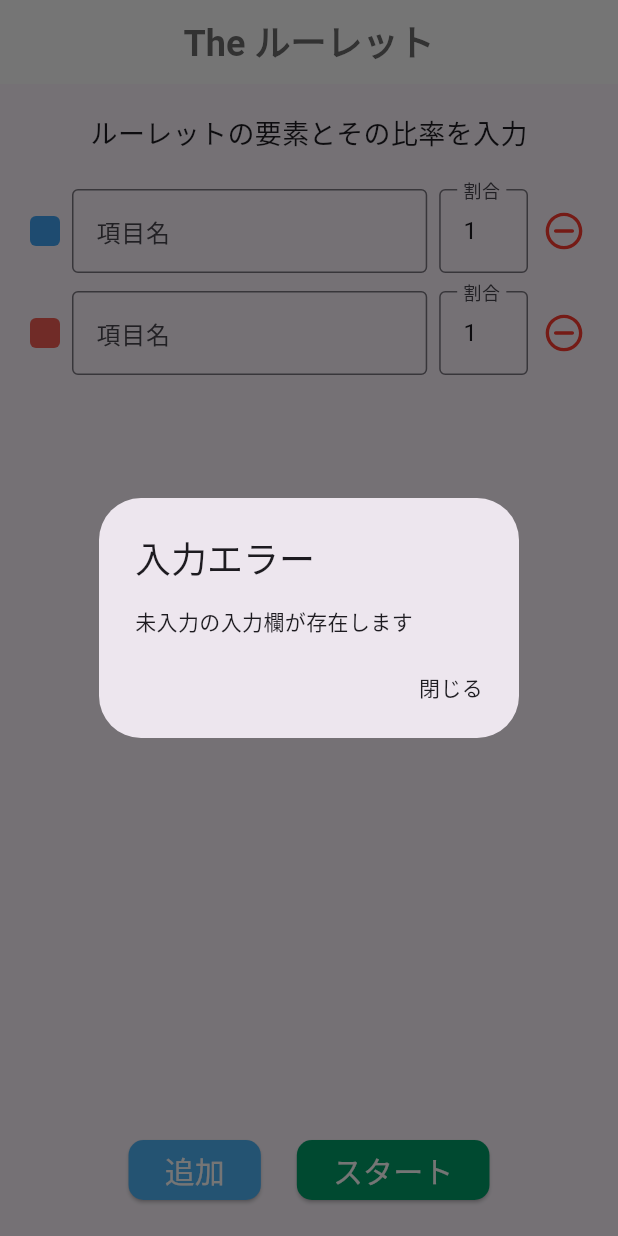
After one commit to iamhrck/the_roulette_app, a Flutter app: the screen it shows after launch, after a tap on "追加", after a tap on "スタート", on a phone screen of 412 x 824 dp. The commit adds this screen. Run offline on Flutter 3.47's test engine with Material 3 defaults, Android fonts, the phone set to English and light mode, and no system bars; our stand-ins replace audioplayers, device_preview, equatable, fl_chart, flutter_bloc, flutter_hooks and 1 more.

Commit message:
add validation error feed back

```diff
--- a/lib/shared/constants/strings.dart
+++ b/lib/shared/constants/strings.dart
@@ -7,7 +7,9 @@ class Strings {
   static const String rouletteLeadMessage = 'タップしてルーレットを開始';
   static const String rouletteStopMessage = 'タップしてルーレットを停止';
   static const String rouletteRestartMessage = 'タップしてルーレットを再実施';
-  static const String rouletteResultPrefix = '結果：';
+  static const String inputErrorDialogTitle = '入力エラー';
+  static const String inputErrorDialogContent = '未入力の入力欄が存在します';
+  static const String inputErrorDialogButton = '閉じる';
   static const String rouletteStart = 'スタート';
   static const String addEntry = '追加';
 }
--- /dev/null
+++ b/lib/ui/components/app_alert_dialog.dart
@@ -0,0 +1,20 @@
+import 'package:flutter/material.dart';
+import 'package:the_roulette_app/shared/constants/strings.dart';
+
+class AppAlertDialog extends StatelessWidget {
+  const AppAlertDialog({super.key});
+
+  @override
+  Widget build(BuildContext context) {
+    return AlertDialog(
+      title: const Text(Strings.inputErrorDialogTitle),
+      content: const Text(Strings.inputErrorDialogContent),
+      actions: <Widget>[
+        GestureDetector(
+          child: const Text(Strings.inputErrorDialogButton),
+          onTap: () => Navigator.pop(context),
+        )
+      ],
+    );
+  }
+}
--- a/lib/ui/screen/entry/entry_screen.dart
+++ b/lib/ui/screen/entry/entry_screen.dart
@@ -7,6 +7,7 @@ import 'package:the_roulette_app/shared/constants/app_colors.dart';
 import 'package:the_roulette_app/shared/constants/app_text_style.dart';
 import 'package:the_roulette_app/shared/constants/strings.dart';
 import 'package:the_roulette_app/shared/router/app_router.dart';
+import 'package:the_roulette_app/ui/components/app_alert_dialog.dart';
 import 'package:the_roulette_app/ui/components/app_bar.dart';
 import 'package:the_roulette_app/ui/components/app_button.dart';
 import 'package:the_roulette_app/ui/screen/entry/components/entry_input_line.dart';
@@ -70,7 +71,10 @@ class _EntryScreenContents extends StatelessWidget {
                       Navigator.pushNamed(context, AppRouter.roulette,
                           arguments: state.sections);
                     } else {
-                      // TODO ダイアログによるアラート表示
+                      showDialog(
+                        context: context,
+                        builder: (_) => const AppAlertDialog(),
+                      );
                     }
                   },
                 ),
```
